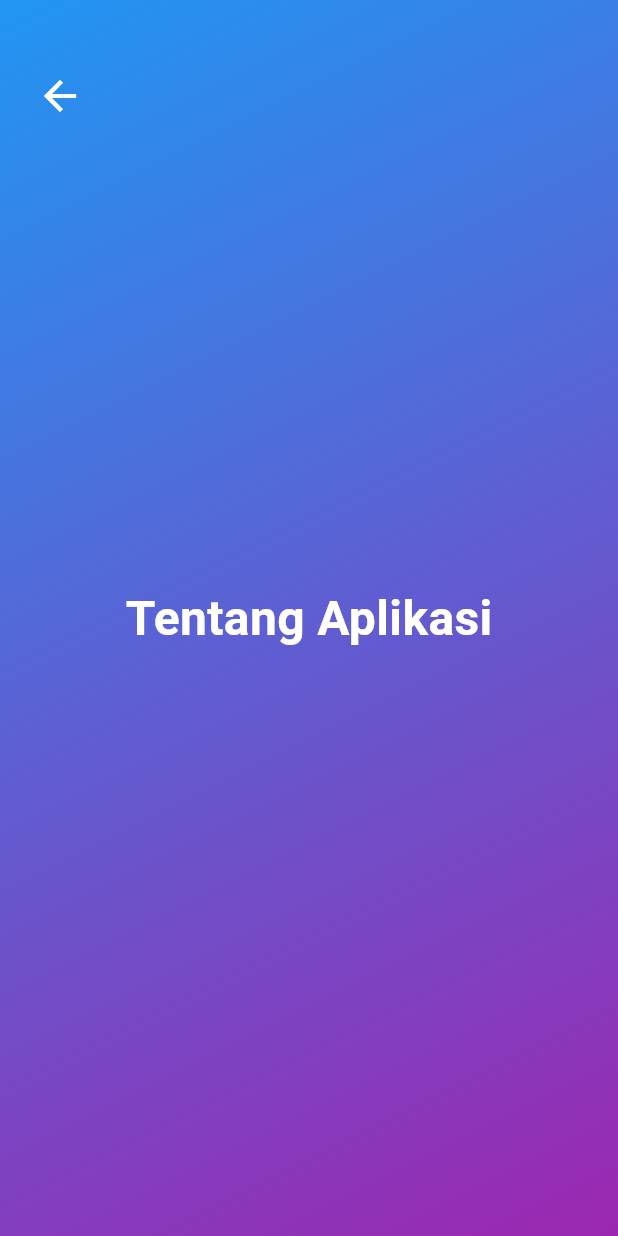
After one commit to habib-zikri/profil_mahasiswa, a Flutter app: the screen it shows after launch, after a tap on "Tentang Aplikasi", on a phone screen of 412 x 824 dp. The commit adds this screen. Run offline on Flutter 3.47's test engine with Material 3 defaults, Android fonts, the phone set to English and light mode, and no system bars; our stand-ins replace font_awesome_flutter.

Commit message:
Menambahkan AboutScreen menggunakan Stack dan navigasi

```diff
--- a/lib/screens/profile_screen.dart
+++ b/lib/screens/profile_screen.dart
@@ -3,6 +3,7 @@ import 'package:flutter/material.dart';
 import '../widgets/profile_photo.dart';
 import '../widgets/profile_info.dart';
 import '../widgets/social_media_row.dart';
+import '../widgets/about_screen.dart';
 
 class ProfileScreen extends StatelessWidget {
   const ProfileScreen({super.key});
@@ -56,6 +57,22 @@ class ProfileScreen extends StatelessWidget {
               ),
               const SizedBox(height: 8),
               const SocialMediaRow(),
+
+              const SizedBox(height: 8),
+            const SocialMediaRow(),
+            const SizedBox(height: 32),
+            // Tombol untuk menuju AboutScreen
+            ElevatedButton(
+              onPressed: () {
+                Navigator.push(
+                  context,
+                  MaterialPageRoute(
+                    builder: (context) => const AboutScreen(),
+                  ),
+                );
+              },
+              child: const Text('Tentang Aplikasi'),
+            ),
             ],
           ),
         ),
--- /dev/null
+++ b/lib/widgets/about_screen.dart
@@ -0,0 +1,46 @@
+import 'package:flutter/material.dart';
+
+class AboutScreen extends StatelessWidget {
+  const AboutScreen({super.key});
+
+  @override
+  Widget build(BuildContext context) {
+    return Scaffold(
+      body: Stack(
+        alignment: Alignment.center,
+        children: [
+          Container(
+            decoration: const BoxDecoration(
+              gradient: LinearGradient(
+                begin: Alignment.topLeft,
+                end: Alignment.bottomRight,
+                colors: [
+                  Colors.blue,
+                  Colors.purple,
+                ],
+              ),
+            ),
+          ),
+          const Text(
+            'Tentang Aplikasi',
+            style: TextStyle(
+              fontSize: 32,
+              fontWeight: FontWeight.bold,
+              color: Colors.white,
+            ),
+          ),
+          Positioned(
+            top: 40,
+            left: 16,
+            child: IconButton(
+              icon: const Icon(Icons.arrow_back, color: Colors.white, size: 32),
+              onPressed: () {
+                Navigator.pop(context);
+              },
+            ),
+          ),
+        ],
+      ),
+    );
+  }
+}
```
